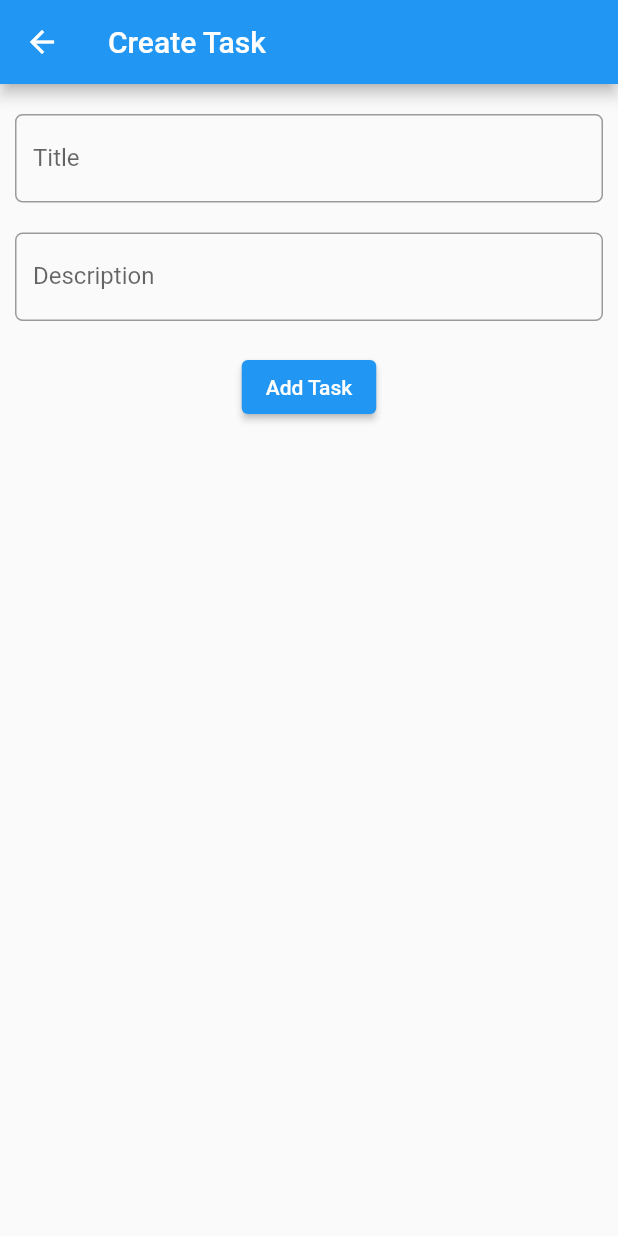
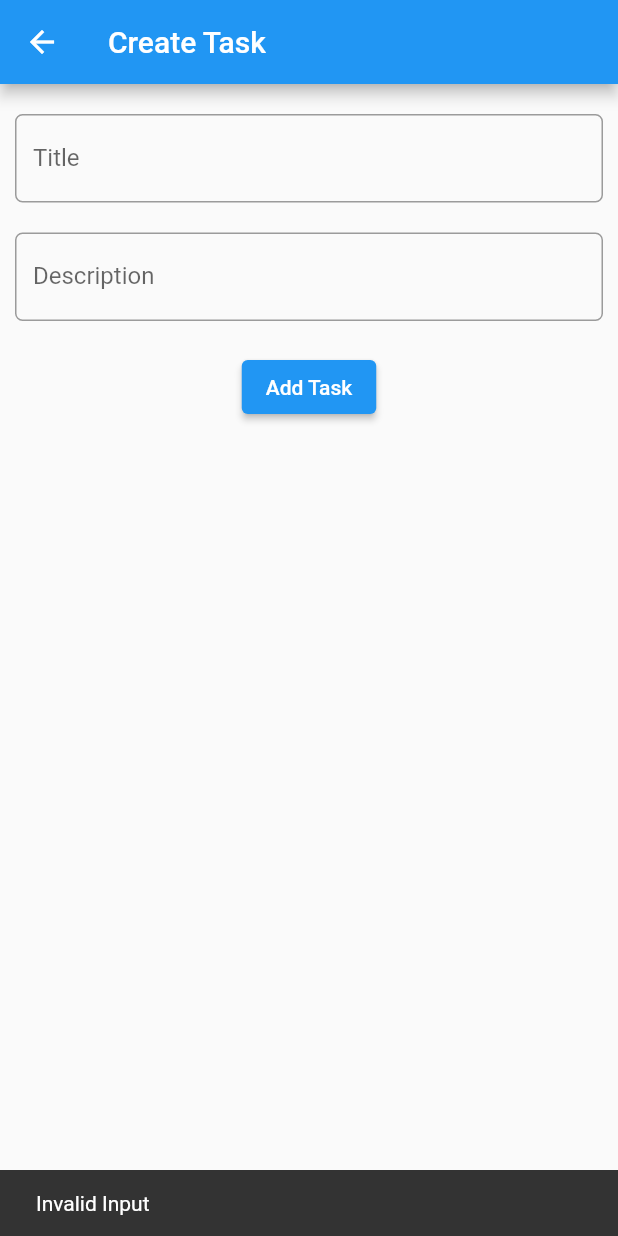
Before and after one commit to phamtanphat/flutter_listview19072021, a Flutter app: the CreatePageContainer screen opened directly, after a tap on "Add Task", on a phone screen of 412 x 824 dp. Run offline on Flutter 3.47's test engine with Material 2 defaults, Android fonts, the phone set to English and light mode, and no system bars.

Commit message:
create task

```diff
--- a/lib/model/task.dart
+++ b/lib/model/task.dart
@@ -4,4 +4,9 @@ class Task{
   late String description;
 
   Task({required this.id , required this.name , required this.description});
+
+  @override
+  String toString() {
+    return 'Task{id: $id, name: $name, description: $description}';
+  }
 }
--- a/lib/page/create_page.dart
+++ b/lib/page/create_page.dart
@@ -1,4 +1,6 @@
 import 'package:flutter/material.dart';
+import 'package:flutter_listview19072021/model/task.dart';
+import 'package:flutter_listview19072021/shared/list_singleton.dart';
 class CreatePage extends StatelessWidget {
 
   @override
@@ -14,6 +16,10 @@ class CreatePageContainer extends StatefulWidget {
 }
 
 class _CreatePageContainerState extends State<CreatePageContainer> {
+
+  final titleController = TextEditingController();
+  final descriptionController = TextEditingController();
+
   @override
   Widget build(BuildContext context) {
     return Scaffold(
@@ -27,6 +33,7 @@ class _CreatePageContainerState extends State<CreatePageContainer> {
             children: [
               SizedBox(height: 10),
               TextField(
+                controller: titleController,
                 decoration: InputDecoration(
                   labelText: "Title",
                   hintText: "Example : Task monday",
@@ -38,6 +45,7 @@ class _CreatePageContainerState extends State<CreatePageContainer> {
               ),
               SizedBox(height: 20),
               TextField(
+                controller: descriptionController,
                 decoration: InputDecoration(
                     labelText: "Description",
                     hintText: "Example : Do home work",
@@ -50,6 +58,28 @@ class _CreatePageContainerState extends State<CreatePageContainer> {
               SizedBox(height: 20),
               ElevatedButton(
                   onPressed: (){
+                      String title = titleController.text;
+                      String description = descriptionController.text;
+
+                      if (title.isEmpty || description.isEmpty){
+                        ScaffoldMessenger.of(context).showSnackBar(SnackBar(content: Text("Invalid Input")));
+                        return;
+                      }
+                      int id = 0;
+                      if (SingletonList().lisTasks.isNotEmpty){
+                        id = SingletonList().lisTasks[SingletonList().lisTasks.length - 1].id;
+                      }
+                      var task = Task(id: id + 1 ,name: title , description: description);
+
+                      var dataMap = ModalRoute.of(context)!.settings.arguments as Map;
+
+                      var funcAddTask = dataMap['addTask'];
+
+                      funcAddTask(task);
+
+                      Navigator.pop(context);
+
+                      ScaffoldMessenger.of(context).showSnackBar(SnackBar(content: Text("Add Task Success")));
 
                   },
                   child: Text("Add Task")
--- a/lib/shared/list_singleton.dart
+++ b/lib/shared/list_singleton.dart
@@ -2,10 +2,7 @@ import 'package:flutter_listview19072021/model/task.dart';
 
 class SingletonList{
   static SingletonList _singletonList = SingletonList._internal();
-  List<Task> lisTasks = List.generate(5, (index) => Task(
-                                                            id: index + 1,
-                                                            name: "Task ${index + 1}",
-                                                            description: "Description ${index + 1}"));
+  List<Task> lisTasks = [];
 
   factory SingletonList(){
     return _singletonList;
```
Also changed, not shown: lib/page/list_page.dart (+13 -1 lines).
